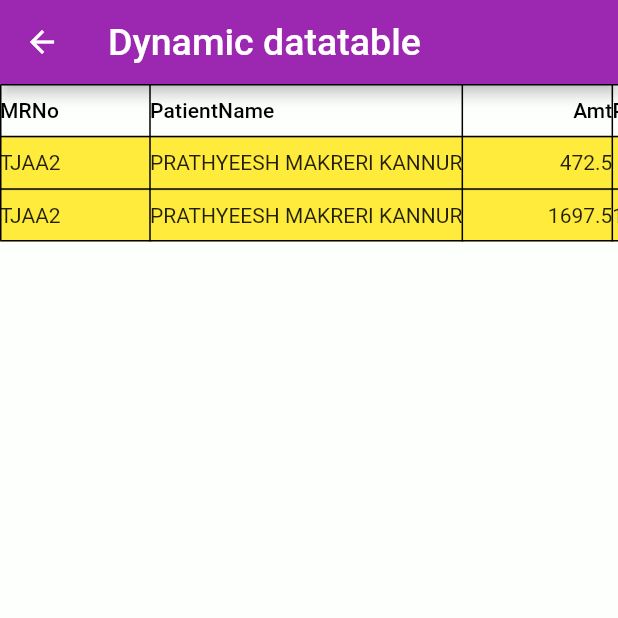
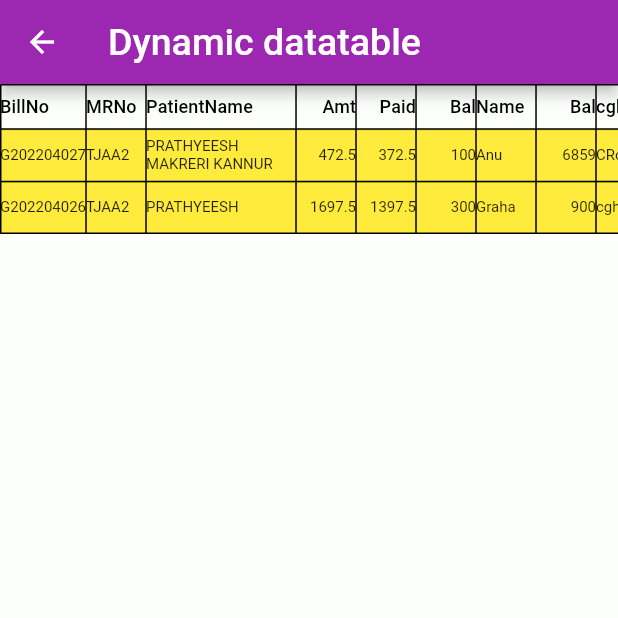
Before and after one commit to vegaKannur12/trafiqReports, a Flutter app: the SampleDataTable screen opened directly, on a phone screen of 412 x 824 dp, the top half of it. Run offline on Flutter 3.47's test engine with Material 2 defaults, Android fonts, the phone set to English and light mode, and no system bars; our stand-ins replace shared_preferences; missing offline and left inert: flutter_phone_direct_caller, horizontal_data_table, zoom_widget; accounts and stored records are empty; network calls fail; Roboto replaces fonts that are missing (Raleway).

Commit message:
datatble updation

```diff
--- a/lib/main.dart
+++ b/lib/main.dart
@@ -7,6 +7,7 @@ import 'package:reports/screen/call.dart';
 import 'package:reports/screen/datatable.dart';
 import 'package:reports/screen/datatable1.dart';
 import 'package:reports/screen/homePage.dart';
+import 'package:reports/screen/horizontal_datatablr.dart';
 import 'package:reports/screen/level1.dart';
 import 'package:reports/screen/level1Sample.dart';
 import 'package:reports/screen/refer.dart';
@@ -55,7 +56,7 @@ class MyApp extends StatelessWidget {
           ),
         ),
       ),
-      home: LevelOne(),
+      home: HorizontalDatatable(),
     );
   }
 }
--- a/lib/screen/sampleDataTable.dart
+++ b/lib/screen/sampleDataTable.dart
@@ -14,36 +14,45 @@ class _SampleDataTableState extends State<SampleDataTable> {
   final jsondata = [
     {
       "rank": "0",
-      // "a": "TLN1_BillNo",
+      "a": "TLN1_BillNo",
       "b": "TLN1_MRNo",
-      "c": "TLN1_PatientName",
+      "c": "TLN5_PatientName",
       "d": "CRY1_Amt",
-      "e": "CRY2_Paid",
-      "f": "CRY2_Bal",
+      "e": "CRY1_Paid",
+      "f": "CRY1_Bal",
       "g": "TLN1_Name",
       "h": "CRY1_Bal",
+      "i": "TLN1_cgh",
+      "j": "TLN1_kjdsj"
     },
     {
       "rank": "1",
-      // "a": "G202204027",
+      "a": "G202204027",
       "b": "TJAA2",
-      "c": "PRATHYEESH MAKRERI KANNUR",
+      "c":
+          "PRATHYEESH MAKRERI KANNUR",
       "d": "472.5",
       "e": "372.5",
       "f": "100",
       "g": "Anu",
-      "h": "6859"
+      "h": "6859",
+      "i": "CRcgh",
+      "j": "jkkjsdsa"
+
+      // "h": "6859"
     },
     {
       "rank": "1",
-      // "a": "G202204026",
+      "a": "G202204026",
       "b": "TJAA2",
-      "c": "PRATHYEESH MAKRERI KANNUR",
+      "c": "PRATHYEESH ",
       "d": "1697.5",
       "e": "1397.5",
       "f": "300",
       "g": "Graha",
-      "h": "900"
+      "h": "900",
+      "i": "cgh",
+      "j": "bsdjhdd"
     }
   ];
   List val = [100, 50, 20, 70, 150];
@@ -73,6 +82,14 @@ class _SampleDataTableState extends State<SampleDataTable> {
       newJson.add(item);
     }
     newJson.forEach((item) => item..remove("rank"));
+    print("new json----${newJson}");
+    calculateSum();
+  }
+
+  calculateSum() {
+    newJson.map((itemMap) {
+      print("itemMap--${itemMap}");
+    }).toList();
   }
 
   @override
@@ -83,14 +100,14 @@ class _SampleDataTableState extends State<SampleDataTable> {
     return Scaffold(
       appBar: AppBar(title: Text("Dynamic datatable")),
       body: InteractiveViewer(
-        boundaryMargin: EdgeInsets.all(8),
-        minScale: .25,
-        maxScale: 4,
+        minScale: .4,
+        maxScale: 5,
         child: SingleChildScrollView(
+          // width: double.infinity,
           scrollDirection: Axis.horizontal,
           child: DataTable(
             horizontalMargin: 0,
-            headingRowHeight: 35,
+            headingRowHeight: 30,
             dataRowHeight: 35,
             dataRowColor:
                 MaterialStateColor.resolveWith((states) => Colors.yellow),
@@ -117,17 +134,32 @@ class _SampleDataTableState extends State<SampleDataTable> {
       print('Behave --- $behvr');
       // print(behvr);
 
-      // print(behv[1]);
+      print(behv[3]);
+      double strwidth = double.parse(behv[3]);
+      strwidth = strwidth * 10; //
+      print("strwidth---${strwidth}");
       print("column---${column}");
       return DataColumn(
-        label: Container(
-          // width:0,
-          width: behv[3]=="1"?100:20,
+        label: ConstrainedBox(
+          constraints: BoxConstraints(
+              maxWidth:
+                  tableColumn.length < 5 && tableColumn.length > 1 ? 200 : 100,
+              minWidth:
+                  tableColumn.length < 5 && tableColumn.length > 1 ? 70 : 40
+              // strwidth,
+
+              // minWidth: behv[3] == "1" ?40:30,
+              // widthCalc(behv[3]),
+              ),
+
+          // width: behv[3] == "1" ? 70 : 30,
+
           child: Text(
             colsName,
-            // textAlign: TextAlign.center,
+            style: TextStyle(fontSize: 12),
             textAlign: behv[1] == "L" ? TextAlign.left : TextAlign.right,
           ),
+          // ),
         ),
       );
     }).toList();
@@ -145,6 +177,8 @@ class _SampleDataTableState extends State<SampleDataTable> {
   }
 /////////////////////////////////////////////
 
+///////////////////////////////////////////
+
   List<DataCell> getCelle(Map<String, dynamic> data) {
     print("data--$data");
     List<DataCell> datacell = [];
@@ -156,21 +190,40 @@ class _SampleDataTableState extends State<SampleDataTable> {
         mainHeader.forEach(
           (k, val) {
             if (key == k) {
-              print("mainHeader[k][3] --${mainHeader[k][3]}");
+              print("mainHeader[k][2] --${mainHeader[k][2]}");
+              // if(mainHeader[k][2]=="Y"){
+              //  double  sum=0;
+              //  double dvalue=double.parse(value);
+              //  print("dvaluee==${dvalue}");
+
+              //  sum=sum+dvalue;
+              //  print("sum==${sum}");
+              // }
+              // print("mainHeader[k][3] --${mainHeader[k][3]}");
               datacell.add(
                 DataCell(
-                  Container(
-                    // constraints: BoxConstraints(
-                    //   minWidth:
-                    //   mainHeader[k][3]==1?50:200
-                    // ),
-                    // width:100,
-                    // width: mainHeader[k][3]==1? mainHeader[k][3]*100 : 200,
-                    alignment: mainHeader[k][1] == "L"
-                        ? Alignment.centerLeft
-                        : Alignment.centerRight,
+                  ConstrainedBox(
+                    constraints: BoxConstraints(
+                        maxWidth:
+                            tableColumn.length < 5 && tableColumn.length > 1
+                                ? 200
+                                : 100,
+                        minWidth:
+                            tableColumn.length < 5 && tableColumn.length > 1
+                                ? 70
+                                : 40),
+                    // width: mainHeader[k][3] == "1" ? 70 : 30,
+                    // alignment: mainHeader[k][1] == "L"
+                    //     ? Alignment.centerLeft
+                    //     : Alignment.centerRight,
                     child: Text(
                       value,
+                      textAlign: mainHeader[k][1] == "L"
+                          ? TextAlign.left
+                          : TextAlign.right,
+                      style: TextStyle(
+                        fontSize: 10,
+                      ),
                     ),
                   ),
                 ),
@@ -184,71 +237,3 @@ class _SampleDataTableState extends State<SampleDataTable> {
     return datacell;
   }
 }
-
-////////////////////////////////////
-class Example extends StatefulWidget {
-  @override
-  _ExampleState createState() => _ExampleState();
-}
-
-class _ExampleState extends State<Example> {
-  @override
-  Widget build(BuildContext context) {
-    return MaterialApp(
-      home: Scaffold(
-          appBar: AppBar(
-            title: Text('Flutter Tutorial - TutorialKart'),
-          ),
-          body: ListView(children: <Widget>[
-            Center(
-                child: Text(
-              'Students',
-              style: TextStyle(fontSize: 20, fontWeight: FontWeight.bold),
-            )),
-            DataTable(
-              columnSpacing: 0,
-              columns: [
-                DataColumn(
-                  label: Container(width: 40, child: Text('RollNo')),
-                ),
-                DataColumn(label: Container(width: 40, child: Text('Name'))),
-                DataColumn(label: Container(width: 30, child: Text('Class'))),
-                DataColumn(label: Container(width: 50, child: Text('Name'))),
-                DataColumn(label: Container(width: 30, child: Text('Class'))),
-                DataColumn(label: Container(width: 30, child: Text('Class'))),
-
-              ],
-              rows: [
-                DataRow(cells: [
-                  DataCell(Text('1')),
-                  DataCell(Text('Arya')),
-                  DataCell(Text('6')),
-                  DataCell(Text('Arya')),
-                  DataCell(Text('6')),
-                  DataCell(Text('6')),
-
-                ]),
-                DataRow(cells: [
-                  DataCell(Text('12')),
-                  DataCell(Text('Joccgfhn')),
-                  DataCell(Text('9')),
-                  DataCell(Text('Arya')),
-                  DataCell(Text('6')),
-                  DataCell(Text('6')),
-
-                ]),
-                DataRow(cells: [
-                  DataCell(Text('42')),
-                  DataCell(Text('Tony')),
-                  DataCell(Text('8')),
-                  DataCell(Text('Arya')),
-                  DataCell(Text('6')),
-                  DataCell(Text('6')),
-
-                ]),
-              ],
-            ),
-          ])),
-    );
-  }
-}
--- a/pubspec.yaml
+++ b/pubspec.yaml
@@ -41,6 +41,7 @@ dependencies:
   http: ^0.13.4
   zoom_widget: ^0.2.1
   shared_preferences: ^2.0.13
+  horizontal_data_table: ^3.6.1+1
 
 dev_dependencies:
   flutter_test:
```
Also changed, not shown: lib/screen/horizontal_datatablr.dart (added, +218 -0 lines), lib/screen/level1.dart (+10 -8 lines), pubspec.lock.
